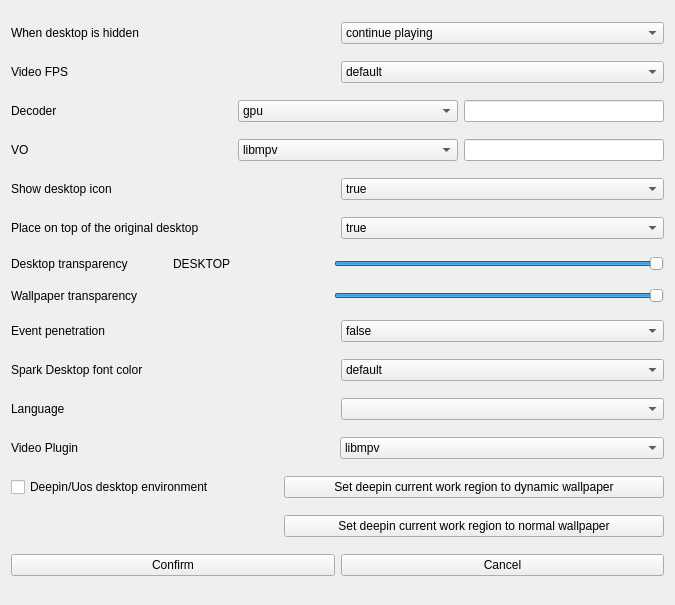
Before: the Qt Designer form src/moresetting.ui in dependon/fantascene-dynamic-wallpaper, drawn with Qt 5.
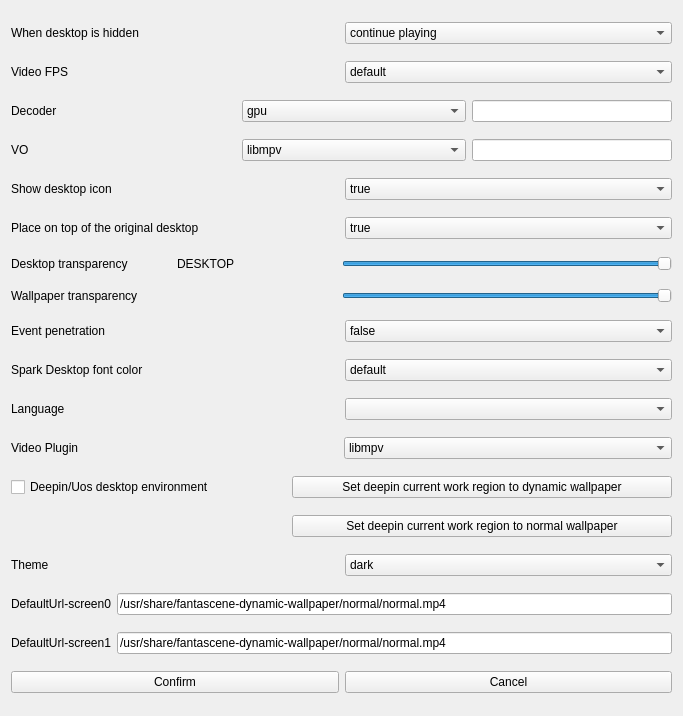
After: the same form once the commit is applied.

What changed in the file:
```diff
--- a/src/moresetting.ui
+++ b/src/moresetting.ui
@@ -6,8 +6,8 @@
    <rect>
     <x>0</x>
     <y>0</y>
-    <width>675</width>
-    <height>605</height>
+    <width>683</width>
+    <height>716</height>
    </rect>
   </property>
   <property name="windowTitle">
@@ -612,6 +612,67 @@
      </item>
     </layout>
    </item>
+   <item>
+    <layout class="QHBoxLayout" name="horizontalLayout_17">
+     <item>
+      <widget class="QLabel" name="label_13">
+       <property name="text">
+        <string>Theme</string>
+       </property>
+      </widget>
+     </item>
+     <item>
+      <widget class="QComboBox" name="themeBox">
+       <item>
+        <property name="text">
+         <string>dark</string>
+        </property>
+       </item>
+       <item>
+        <property name="text">
+         <string>white</string>
+        </property>
+       </item>
+      </widget>
+     </item>
+    </layout>
+   </item>
+   <item>
+    <layout class="QHBoxLayout" name="horizontalLayout_18">
+     <item>
+      <widget class="QLabel" name="label_14">
+       <property name="text">
+        <string>DefaultUrl-screen0</string>
+       </property>
+      </widget>
+     </item>
+     <item>
+      <widget class="QLineEdit" name="DefaultPath1Edit">
+       <property name="text">
+        <string>/usr/share/fantascene-dynamic-wallpaper/normal/normal.mp4</string>
+       </property>
+      </widget>
+     </item>
+    </layout>
+   </item>
+   <item>
+    <layout class="QHBoxLayout" name="horizontalLayout_16">
+     <item>
+      <widget class="QLabel" name="label_15">
+       <property name="text">
+        <string>DefaultUrl-screen1</string>
+       </property>
+      </widget>
+     </item>
+     <item>
+      <widget class="QLineEdit" name="DefaultPath2Edit">
+       <property name="text">
+        <string>/usr/share/fantascene-dynamic-wallpaper/normal/normal.mp4</string>
+       </property>
+      </widget>
+     </item>
+    </layout>
+   </item>
    <item>
     <layout class="QHBoxLayout" name="horizontalLayout_3">
      <item>
```
